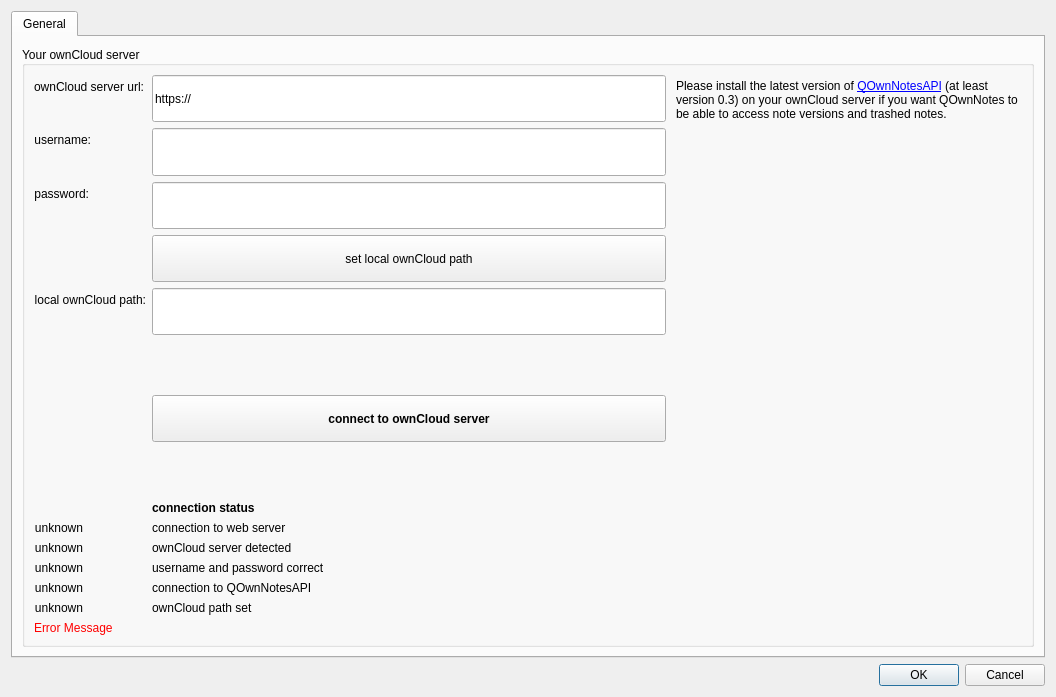
Qt form src/settingsdialog.ui (pbek/QOwnNotes) before a commit.
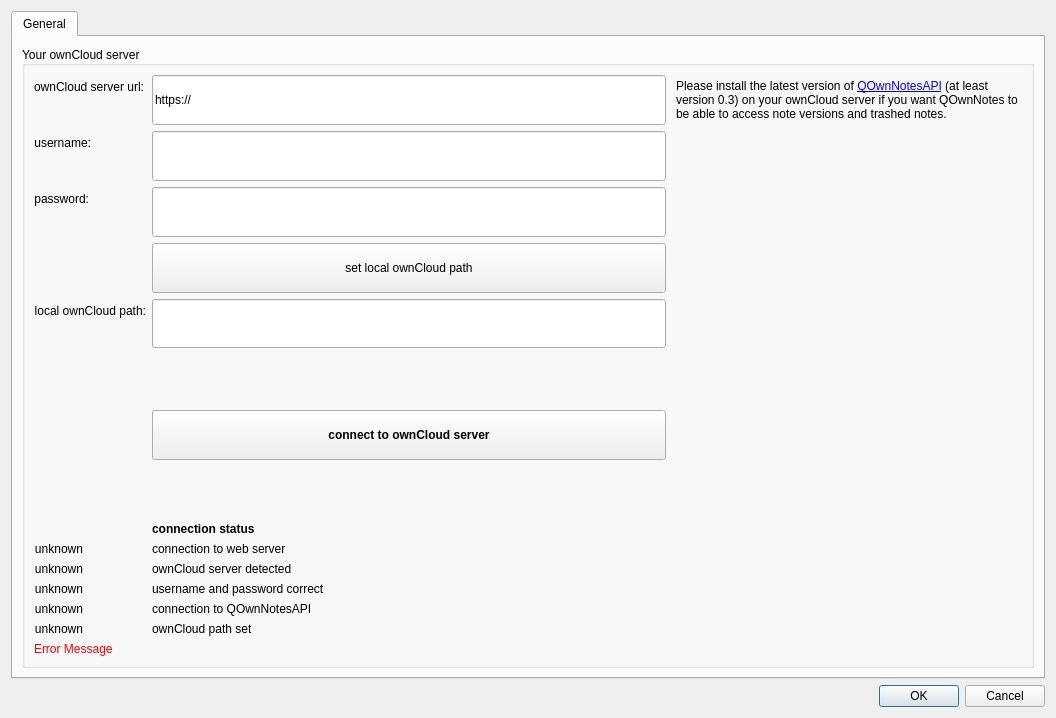
The same form after that commit. Icons and pictures are not drawn.

Commit message: resized the settings dialog again

The edit to the form file:
```diff
--- a/src/settingsdialog.ui
+++ b/src/settingsdialog.ui
@@ -7,7 +7,7 @@
     <x>0</x>
     <y>0</y>
     <width>1056</width>
-    <height>697</height>
+    <height>718</height>
    </rect>
   </property>
   <property name="windowTitle">
```
